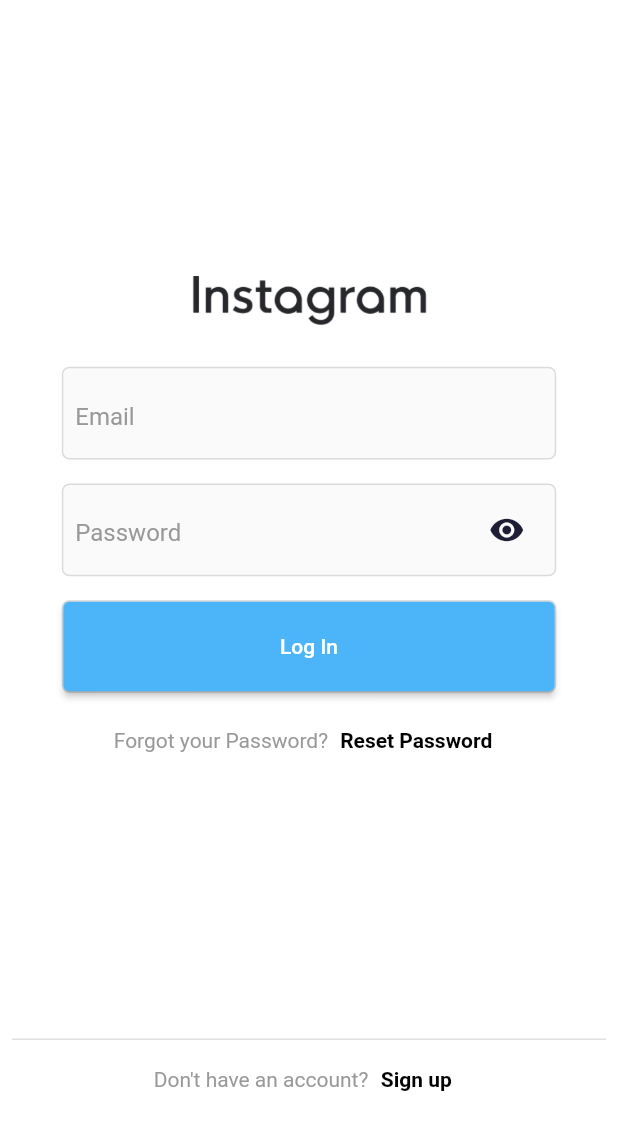
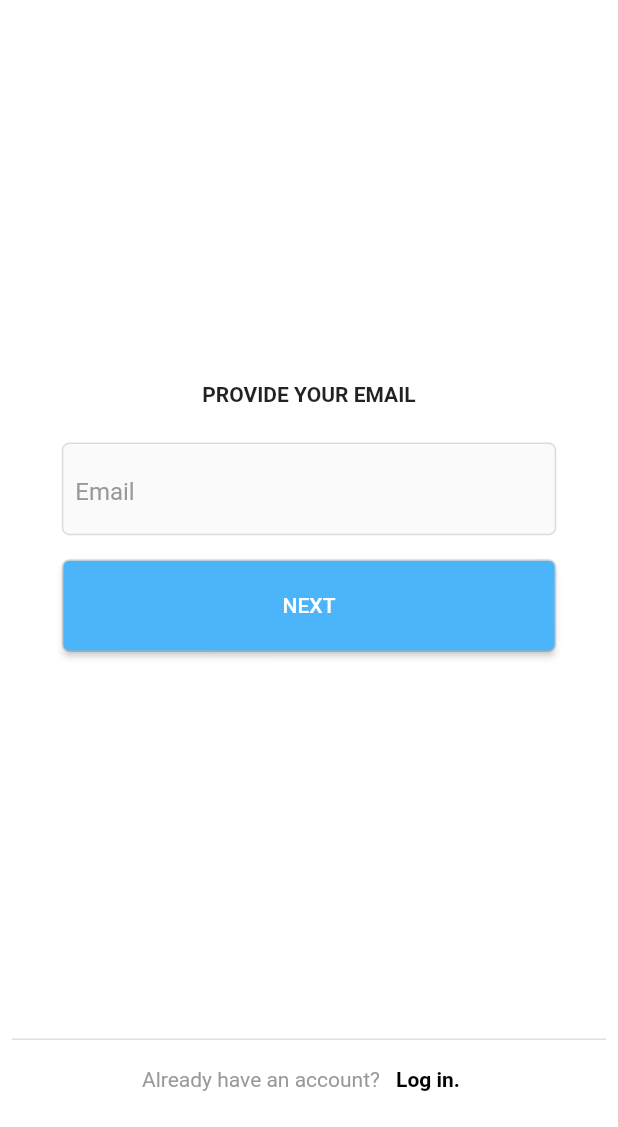
Before and after one commit to shashank1707/Flutter_Instagram, a Flutter app: the screen it shows after launch, after a tap on the "visibility off" icon, after a tap on "Sign up", on a phone screen of 412 x 824 dp, the part 109-1236 px from its top. Run offline on Flutter 3.47's test engine with Material 2 defaults, Android fonts, the phone set to English and light mode, and no system bars; our stand-ins replace firebase_auth, firebase_core; accounts and stored records are empty.

Commit message:
new branch code

```diff
--- a/lib/components/container.dart
+++ b/lib/components/container.dart
@@ -5,13 +5,16 @@
   final child;
   final backgroundColor;
   final borderColor;
+  final alignment;
 
-  const MyContainer({this.child, this.backgroundColor, this.borderColor});
+  const MyContainer(
+      {this.child, this.backgroundColor, this.borderColor, this.alignment});
 
   @override
   Widget build(BuildContext context) {
     var devWidth = MediaQuery.of(context).size.width;
     return Container(
+      alignment: alignment,
       margin: EdgeInsets.all(kDefaultPadding),
       width: devWidth * 0.8,
       height: devWidth * 0.15,
--- a/lib/main.dart
+++ b/lib/main.dart
@@ -1,6 +1,7 @@
 import 'package:flutter/material.dart';
 import 'package:firebase_core/firebase_core.dart';
 import 'package:instagram/screens/auth/signin.dart';
+import 'package:instagram/screens/auth/signup.dart';
 import 'package:instagram/screens/home.dart';
 import 'package:instagram/screens/splash.dart';
 import 'package:instagram/theme.dart';
--- a/lib/screens/auth/signin.dart
+++ b/lib/screens/auth/signin.dart
@@ -2,6 +2,7 @@
 import 'package:instagram/components/container.dart';
 import 'package:instagram/components/input.dart';
 import 'package:instagram/constants.dart';
+import 'package:instagram/screens/auth/signup.dart';
 import 'package:instagram/services/auth.dart';
 
 class Signin extends StatefulWidget {
@@ -68,8 +69,13 @@
                       });
                     },
                     icon: securedText
-                          ? Icon(Icons.visibility_off)
-                          : Icon(Icons.visibility)),
+                        ? Icon(
+                            Icons.visibility_off,
+                            color: Color(0xff999999),
+                          )
+                        : Icon(Icons.visibility),
+                    color: Color(0xff999999),
+                  ),
                 ),
                 MyContainer(
                   child: ElevatedButton(
@@ -109,7 +115,12 @@
                       Text("Don't have an account?",
                           style: TextStyle(color: Color(0xff999999))),
                       TextButton(
-                          onPressed: () {},
+                          onPressed: () {
+                            Navigator.push(
+                                context,
+                                MaterialPageRoute(
+                                    builder: (context) => Signup()));
+                          },
                           child: Text("Sign up",
                               style: TextStyle(
                                   color: Color(0xff000000),
--- /dev/null
+++ b/lib/screens/auth/signup.dart
@@ -0,0 +1,172 @@
+import 'package:flutter/material.dart';
+import 'package:instagram/components/container.dart';
+import 'package:instagram/components/input.dart';
+import 'package:instagram/components/modal.dart';
+import 'package:instagram/constants.dart';
+import 'package:instagram/screens/auth/setup.dart';
+import 'package:instagram/services/auth.dart';
+
+class Signup extends StatefulWidget {
+  const Signup({Key? key}) : super(key: key);
+
+  @override
+  _SignupState createState() => _SignupState();
+}
+
+class _SignupState extends State<Signup> {
+  //states
+  String email = "";
+
+  bool validateEmail() {
+    bool emailValid = RegExp(
+            r"^[a-zA-Z0-9.a-zA-Z0-9.!#$%&'*+-/=?^_`{|}~]+@[a-zA-Z0-9]+\.[a-zA-Z]+")
+        .hasMatch(email);
+
+    return emailValid;
+  }
+
+  void checkForEmail() async {
+    if (validateEmail()) {
+      var authList = [];
+      authList = await AuthMethods().checkIfAlreadyRegistered(email);
+      if (authList.isEmpty) {
+        //Navigate
+        Navigator.push(
+            context,
+            MaterialPageRoute(
+                builder: (context) => NamePassword(email: email)));
+      } else {
+        //return Modal
+        showDialog(
+            context: context,
+            builder: (context) {
+              return MyModal(
+                title: "This Email is on Another Account",
+                contents: Column(
+                  children: [
+                    Text(
+                        "You can log into the account associated with that email or you can use another email to make a new account",
+                        textAlign: TextAlign.center,
+                        style: TextStyle(color: Color(0xff999999))),
+                    SizedBox(
+                      height: 20,
+                    ),
+                    Divider(
+                      height: 5,
+                      thickness: 0.6,
+                    ),
+                    TextButton(
+                      child: Text(
+                        "Log in to Existing Account",
+                        style: TextStyle(
+                            color: Color(0xff4CB5F9),
+                            fontWeight: FontWeight.bold),
+                      ),
+                      onPressed: () {
+                        Navigator.pop(context);
+                      },
+                    ),
+                    Divider(
+                      height: 5,
+                      thickness: 0.5,
+                    ),
+                    TextButton(
+                      child: Text("Create New Account"),
+                      onPressed: () {
+                        Navigator.pop(context);
+                      },
+                    ),
+                  ],
+                ),
+              );
+            });
+      }
+    } else {
+      showDialog(
+          context: context,
+          builder: (context) {
+            return MyModal(
+              title: "Invalid Email",
+              contents: Text(
+                "Please enter a valid Email",
+                textAlign: TextAlign.center,
+              ),
+            );
+          });
+    }
+  }
+
+  @override
+  Widget build(BuildContext context) {
+    var devWidth = MediaQuery.of(context).size.width;
+    return Scaffold(
+      appBar: AppBar(
+        shadowColor: Colors.transparent,
+        backgroundColor: Colors.transparent,
+      ),
+      body: Container(
+        width: double.infinity,
+        child: Column(
+          mainAxisAlignment: MainAxisAlignment.spaceBetween,
+          children: [
+            Text("English (United States)",
+                style: TextStyle(color: Color(0xff999999))),
+            Column(
+              children: [
+                Padding(
+                  padding: const EdgeInsets.all(2 * kDefaultPadding),
+                  child: Text(
+                    "PROVIDE YOUR EMAIL",
+                    style: TextStyle(fontWeight: FontWeight.bold),
+                    textAlign: TextAlign.center,
+                  ),
+                ),
+                MyInput(
+                  hintText: "Email",
+                  onChanged: (text) {
+                    setState(() {
+                      email = text;
+                    });
+                  },
+                ),
+                MyContainer(
+                  child: ElevatedButton(
+                      style:
+                          ElevatedButton.styleFrom(primary: Color(0xff4CB5F9)),
+                      onPressed: () {
+                        checkForEmail();
+                      },
+                      child: Text("NEXT")),
+                ),
+              ],
+            ),
+            Padding(
+              padding: const EdgeInsets.all(kDefaultPadding),
+              child: Column(
+                children: [
+                  Divider(
+                    height: 5,
+                    thickness: 1,
+                  ),
+                  Row(
+                    mainAxisAlignment: MainAxisAlignment.center,
+                    children: [
+                      Text("Already have an account?",
+                          style: TextStyle(color: Color(0xff999999))),
+                      TextButton(
+                          onPressed: () {},
+                          child: Text("Log in.",
+                              style: TextStyle(
+                                  color: Color(0xff000000),
+                                  fontWeight: FontWeight.bold)))
+                    ],
+                  )
+                ],
+              ),
+            )
+          ],
+        ),
+      ),
+    );
+  }
+}
--- a/lib/services/auth.dart
+++ b/lib/services/auth.dart
@@ -38,6 +38,10 @@
     }
   }
 
+  checkIfAlreadyRegistered(email) async {
+    return await auth.fetchSignInMethodsForEmail(email);
+  }
+
   resetPassword(email) async {
     await auth.sendPasswordResetEmail(email: email);
   }
--- a/pubspec.yaml
+++ b/pubspec.yaml
@@ -28,6 +28,7 @@
   # The following adds the Cupertino Icons font to your application.
   # Use with the CupertinoIcons class for iOS style icons.
   cupertino_icons: ^1.0.2
+  flutter_datetime_picker: ^1.5.1
 
 dev_dependencies:
   flutter_test:
```
Also changed, not shown: lib/components/modal.dart (added, +36 -0 lines), lib/screens/auth/setup.dart (added, +340 -0 lines), assets/images/Cake.png (added), pubspec.lock. Lines whose indentation alone changed are shown as unchanged.
